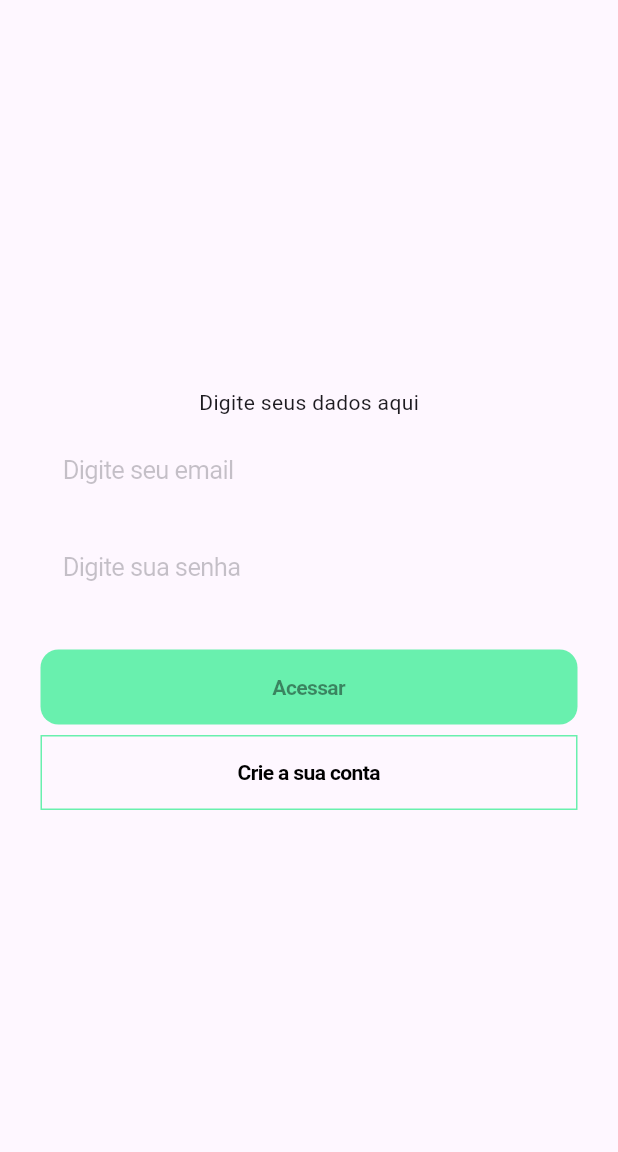
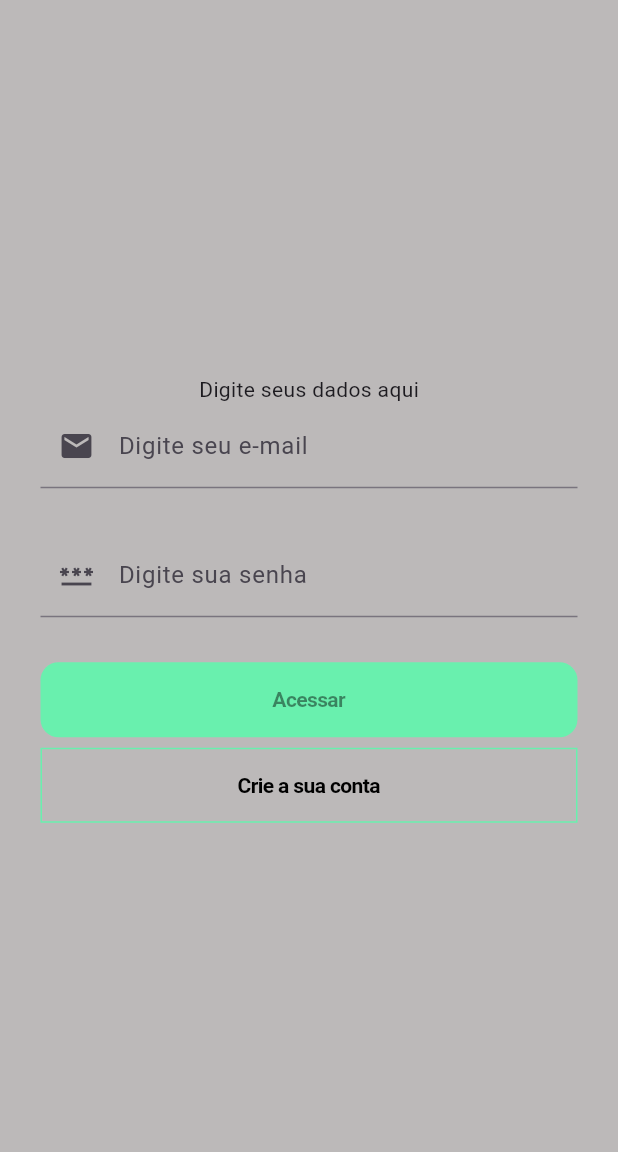
Before and after one commit to Alexgoi/FluxCode, a Flutter app: the screen it shows after launch, after a tap on the "account circle" icon, on a phone screen of 412 x 824 dp, the part 84-1236 px from its top. Run offline on Flutter 3.47's test engine with Material 3 defaults, Android fonts, the phone set to English and light mode, and no system bars.

Commit message:
Implementando as rotas nos botões e adicionando cores no background

```diff
--- a/lib/main.dart
+++ b/lib/main.dart
@@ -42,6 +42,7 @@ class FirstPage extends StatelessWidget {
               icon: const Icon(Icons.account_circle_rounded))
         ],
       ),
+      backgroundColor: const Color.fromARGB(179, 159, 155, 155),
       body: Center(
         //padding: const EdgeInsets.all(16.0),
         child: Column(
@@ -126,6 +127,7 @@ class LoginPage extends StatelessWidget {
         title: const Text("You care"),
         backgroundColor: Colors.cyan,
       ),
+      backgroundColor: const Color.fromARGB(179, 159, 155, 155),
       body: Container(
         width: MediaQuery.of(context).size.width,
         padding: const EdgeInsets.all(27),
@@ -136,23 +138,20 @@ class LoginPage extends StatelessWidget {
               height: 30,
             ),
             const Text("Digite seus dados aqui"),
+            const TextField(
+              keyboardType: TextInputType.emailAddress,
+              decoration: InputDecoration(
+                  labelText: 'Digite seu e-mail', prefixIcon: Icon(Icons.mail)),
+            ),
             const SizedBox(
-              height: 10,
+              height: 30,
             ),
-            const CupertinoTextField(
-              cursorColor: Colors.black,
-              padding: EdgeInsets.all(15),
-              placeholder: "Digite seu email",
-              decoration: BoxDecoration(
-                  borderRadius: BorderRadius.all(Radius.circular(7))),
-            ),
-            const SizedBox(height: 15),
-            const CupertinoTextField(
-              cursorColor: Colors.black,
-              padding: EdgeInsets.all(15),
-              placeholder: "Digite sua senha",
-              decoration: BoxDecoration(
-                  borderRadius: BorderRadius.all(Radius.circular(7))),
+            const TextField(
+              obscureText: true,
+              decoration: InputDecoration(
+                labelText: 'Digite sua senha',
+                prefixIcon: Icon(Icons.password),
+              ),
             ),
             const SizedBox(height: 30),
             SizedBox(
@@ -168,7 +167,9 @@ class LoginPage extends StatelessWidget {
                     fontWeight: FontWeight.w600,
                   ),
                 ),
-                onPressed: () {},
+                onPressed: () {
+                  Navigator.pop(context);
+                },
               ),
             ),
             const SizedBox(height: 7),
@@ -215,14 +216,13 @@ class CriarConta extends StatefulWidget {
 class DialogoCriar extends State<CriarConta> {
   @override
   Widget build(BuildContext context) {
-    final Users user = Provider.of(context);
-    final _form = GlobalKey<FormState>();
+    //final Users user = Provider.of(context);
+    //final form = GlobalKey<FormState>();
     return Scaffold(
       body: Container(
         width: MediaQuery.of(context).size.width,
         padding: const EdgeInsets.all(27),
-        child: Form(
-          key: _form,
+        child: Center(
           child: Column(
             mainAxisAlignment: MainAxisAlignment.center,
             children: [
@@ -233,16 +233,12 @@ class DialogoCriar extends State<CriarConta> {
               const SizedBox(
                 height: 10,
               ),
-              TextFormField(
+              const CupertinoTextField(
                 cursorColor: Colors.black,
-                //padding: EdgeInsets.all(15),
-                //placeholder: "Digite seu nome",
-                validator: (value) {
-                  return 'Erro';
-                },
-                //decoration: BoxDecoration(
-                //borderRadius: BorderRadius.all(Radius.circular(7))
-                //),
+                padding: EdgeInsets.all(15),
+                placeholder: "Digite seu nome",
+                decoration: BoxDecoration(
+                    borderRadius: BorderRadius.all(Radius.circular(7))),
               ),
               const SizedBox(
                 height: 10,
@@ -277,8 +273,10 @@ class DialogoCriar extends State<CriarConta> {
                     ),
                   ),
                   onPressed: () {
-                    _form.currentState?.validate();
-                    _form.currentState?.save();
+                    Navigator.push(
+                        context,
+                        MaterialPageRoute(
+                            builder: (context) => const FirstPage()));
                   },
                 ),
               ),
```
